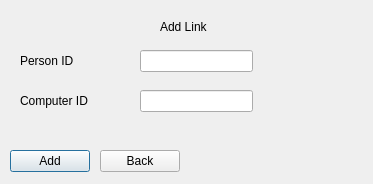
Above: Widget/addlinksmenu.ui from Ladanvini/VLN1-Hopur-5 before the change. Below: the same form after it.
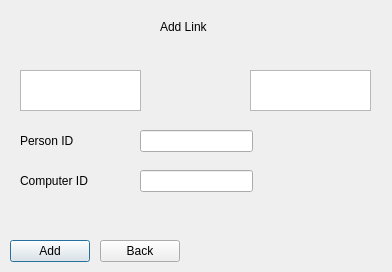
That is the form after the change.

Commit message: making comps and persons display on link adding

The edit to the form file:
```diff
--- a/Widget/addlinksmenu.ui
+++ b/Widget/addlinksmenu.ui
@@ -6,8 +6,8 @@
    <rect>
     <x>0</x>
     <y>0</y>
-    <width>373</width>
-    <height>184</height>
+    <width>392</width>
+    <height>272</height>
    </rect>
   </property>
   <property name="windowTitle">
@@ -30,7 +30,7 @@
    <property name="geometry">
     <rect>
      <x>140</x>
-     <y>50</y>
+     <y>130</y>
      <width>113</width>
      <height>22</height>
     </rect>
@@ -40,7 +40,7 @@
    <property name="geometry">
     <rect>
      <x>20</x>
-     <y>50</y>
+     <y>130</y>
      <width>71</width>
      <height>21</height>
     </rect>
@@ -53,7 +53,7 @@
    <property name="geometry">
     <rect>
      <x>140</x>
-     <y>90</y>
+     <y>170</y>
      <width>113</width>
      <height>22</height>
     </rect>
@@ -63,7 +63,7 @@
    <property name="geometry">
     <rect>
      <x>20</x>
-     <y>90</y>
+     <y>170</y>
      <width>81</width>
      <height>21</height>
     </rect>
@@ -76,7 +76,7 @@
    <property name="geometry">
     <rect>
      <x>10</x>
-     <y>150</y>
+     <y>240</y>
      <width>80</width>
      <height>22</height>
     </rect>
@@ -89,7 +89,7 @@
    <property name="geometry">
     <rect>
      <x>100</x>
-     <y>150</y>
+     <y>240</y>
      <width>80</width>
      <height>22</height>
     </rect>
@@ -124,6 +124,26 @@
     <string/>
    </property>
   </widget>
+  <widget class="QTableWidget" name="table_person">
+   <property name="geometry">
+    <rect>
+     <x>20</x>
+     <y>70</y>
+     <width>121</width>
+     <height>41</height>
+    </rect>
+   </property>
+  </widget>
+  <widget class="QTableWidget" name="table_comps">
+   <property name="geometry">
+    <rect>
+     <x>250</x>
+     <y>70</y>
+     <width>121</width>
+     <height>41</height>
+    </rect>
+   </property>
+  </widget>
  </widget>
  <resources/>
  <connections/>
```
The commit also changes 4 other files.
